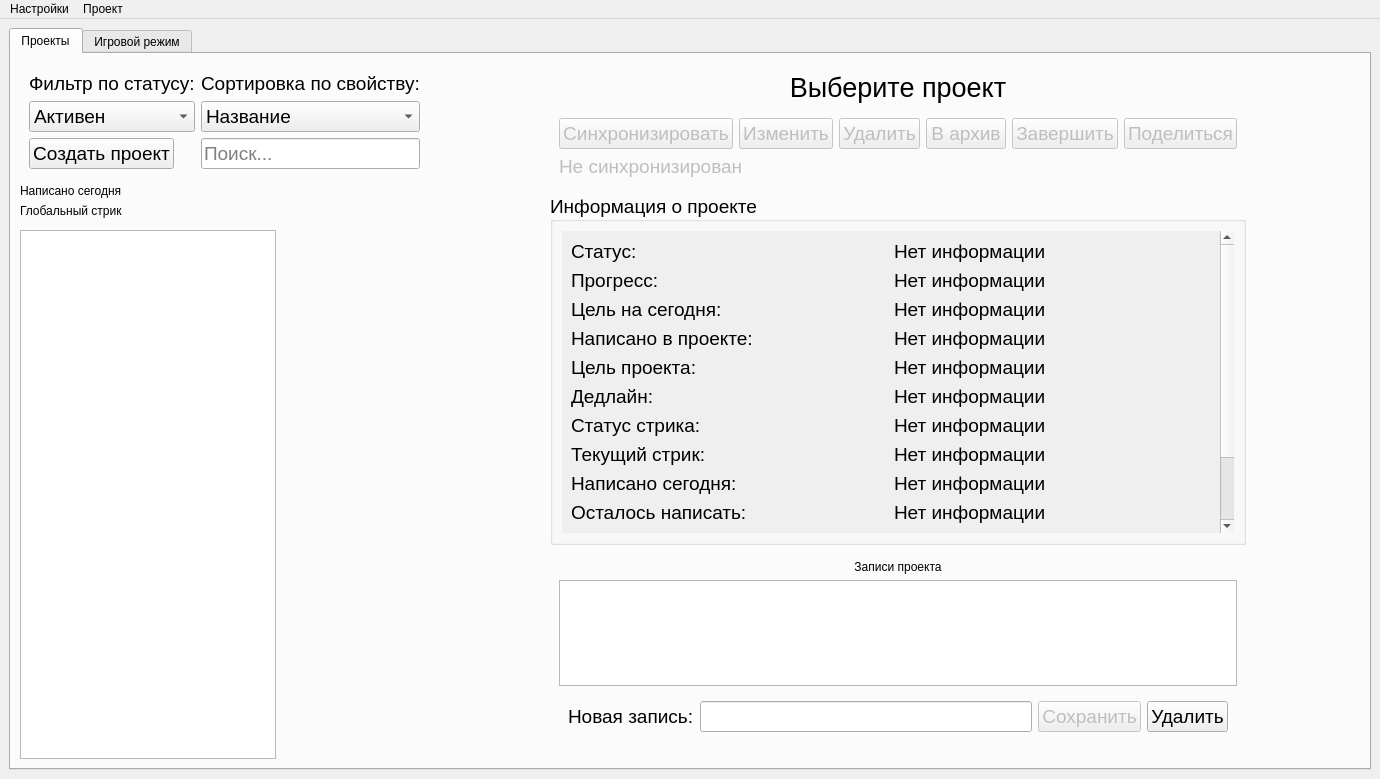
Qt form UI template/main_window.ui (nevskyforever/nfprogress) before a commit.
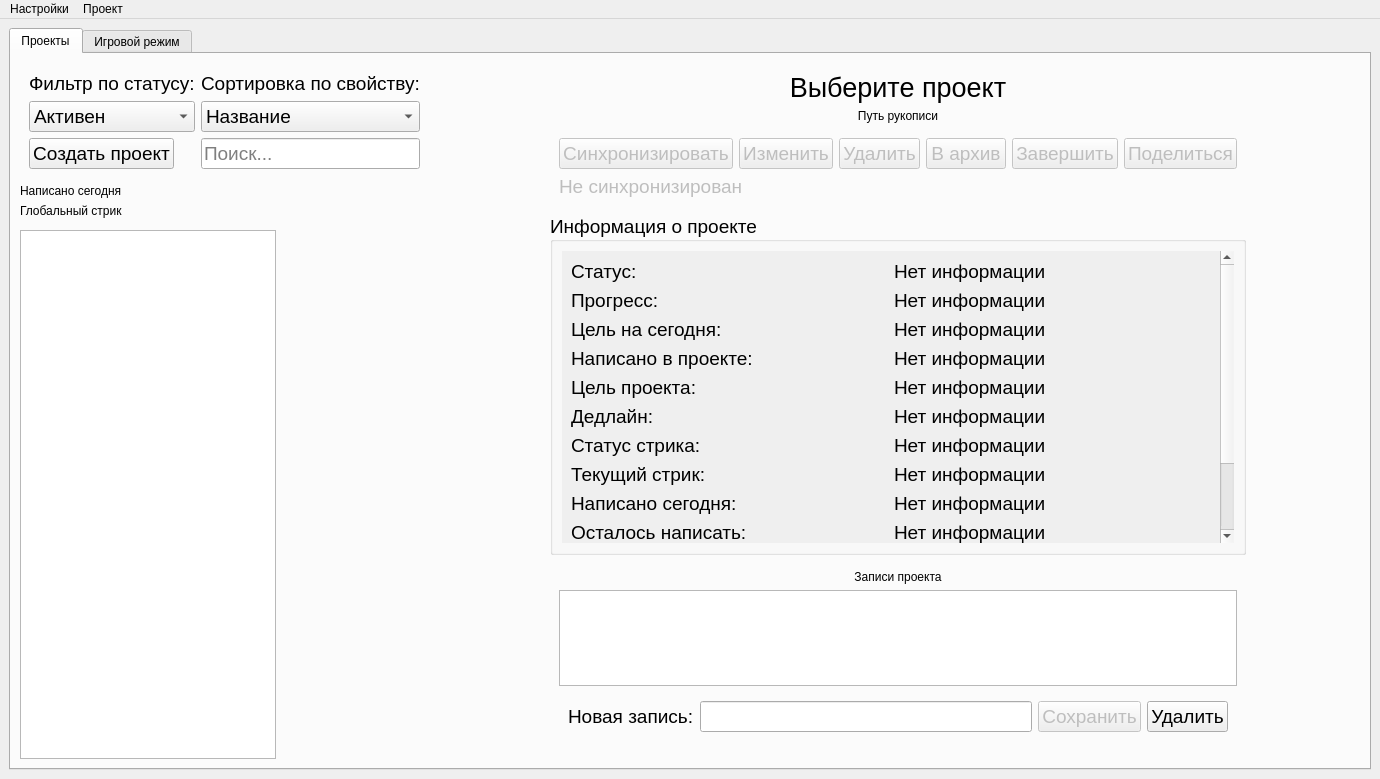
The same form after that commit. The open tabs and pages were chosen to show the change.

Commit message: feat(game): добавить путь рукописи и этапов

What changed in the file:
```diff
--- a/UI template/main_window.ui
+++ b/UI template/main_window.ui
@@ -235,6 +235,13 @@
              </property>
             </widget>
            </item>
+           <item row="1" column="0">
+            <widget class="QLabel" name="manuscript_journey_label">
+             <property name="text"><string>Путь рукописи</string></property>
+             <property name="alignment"><set>Qt::AlignmentFlag::AlignCenter</set></property>
+             <property name="wordWrap"><bool>true</bool></property>
+            </widget>
+           </item>
            <item row="2" column="0">
             <widget class="QWidget" name="change_project_widget" native="true">
              <property name="enabled">
```
The commit also changes 9 other files.
